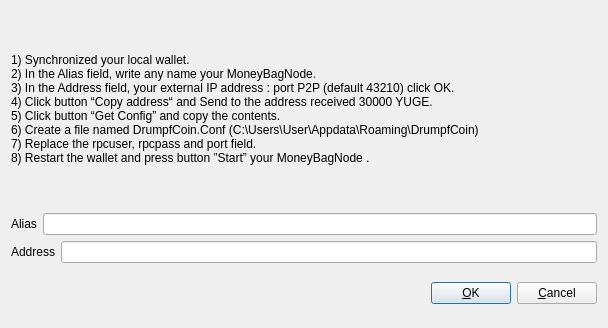
DrumpfCore/DrumpfCoin, file src/qt/forms/addeditadrenalinenode.ui: the form before one commit.
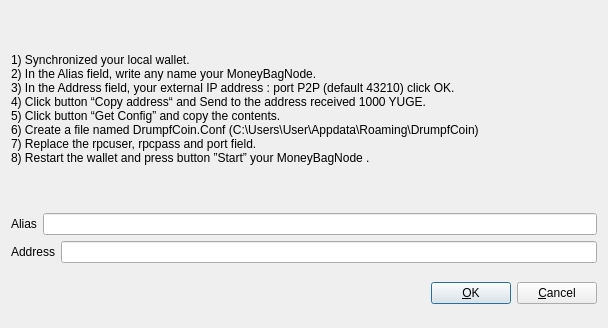
The form after the commit.

Commit message: modified masternode collateral

```diff
--- a/src/qt/forms/addeditadrenalinenode.ui
+++ b/src/qt/forms/addeditadrenalinenode.ui
@@ -34,7 +34,7 @@
         </sizepolicy>
        </property>
        <property name="text">
-        <string>&lt;html&gt;&lt;head/&gt;&lt;body&gt;&lt;p&gt;1) Synchronized your local wallet. &lt;br/&gt;2) In the Alias field, write any name your MoneyBagNode.&lt;br/&gt;3) In the Address field, your external IP address : port P2P (default 43210) click OK. &lt;br/&gt;4) Click button “Copy address“ and Send to the address received 30000 YUGE. &lt;br/&gt;5) Click button “Get Config” and copy the contents. &lt;br/&gt;6) Create a file named DrumpfCoin.Conf (C:\Users\User\Appdata\Roaming\DrumpfCoin) &lt;br/&gt;7) Replace the rpcuser, rpcpass and port field. &lt;br/&gt;8) Restart the wallet and press button ”Start” your MoneyBagNode .&lt;/p&gt;&lt;/body&gt;&lt;/html&gt;</string>
+        <string>&lt;html&gt;&lt;head/&gt;&lt;body&gt;&lt;p&gt;1) Synchronized your local wallet. &lt;br/&gt;2) In the Alias field, write any name your MoneyBagNode.&lt;br/&gt;3) In the Address field, your external IP address : port P2P (default 43210) click OK. &lt;br/&gt;4) Click button “Copy address“ and Send to the address received 1000 YUGE. &lt;br/&gt;5) Click button “Get Config” and copy the contents. &lt;br/&gt;6) Create a file named DrumpfCoin.Conf (C:\Users\User\Appdata\Roaming\DrumpfCoin) &lt;br/&gt;7) Replace the rpcuser, rpcpass and port field. &lt;br/&gt;8) Restart the wallet and press button ”Start” your MoneyBagNode .&lt;/p&gt;&lt;/body&gt;&lt;/html&gt;</string>
        </property>
        <property name="wordWrap">
         <bool>true</bool>
```
The commit also changes 2 other files.
